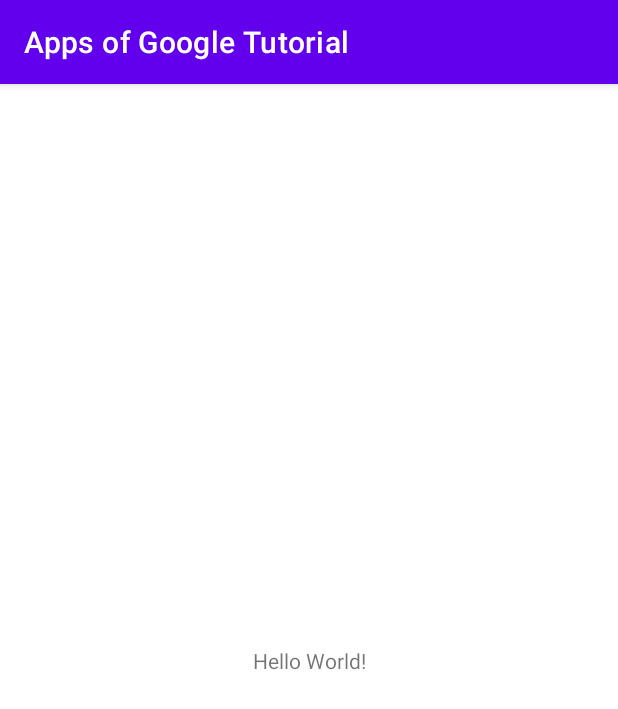
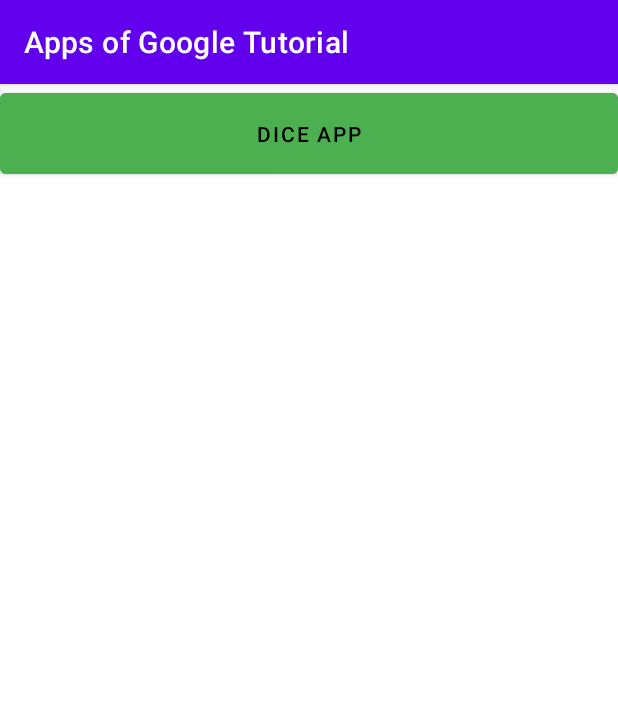
Before and after one commit to jesus-333/AppsOfGoogleTutorial, an Android app: the screen it shows after launch (MainActivity), on a phone screen of 412 x 824 dp. Shown: the top 709 px of the screen. Run offline under Robolectric (Android 15) with nearby library versions, the phone set to English and light mode, and no system bars.

Commit message:
Add dice app layout and relative scene change

```diff
--- a/app/src/main/AndroidManifest.xml
+++ b/app/src/main/AndroidManifest.xml
@@ -9,6 +9,7 @@
         android:roundIcon="@mipmap/ic_launcher_round"
         android:supportsRtl="true"
         android:theme="@style/Theme.AppsOfGoogleTutorial">
+        <activity android:name=".DiceAppActivity"></activity>
         <activity android:name=".MainActivity">
             <intent-filter>
                 <action android:name="android.intent.action.MAIN" />
--- a/app/src/main/java/com/example/appsofgoogletutorial/MainActivity.kt
+++ b/app/src/main/java/com/example/appsofgoogletutorial/MainActivity.kt
@@ -1,11 +1,23 @@
 package com.example.appsofgoogletutorial
 
+import android.content.Intent
 import android.os.Bundle
+import android.widget.Button
 import androidx.appcompat.app.AppCompatActivity
 
 class MainActivity : AppCompatActivity() {
     override fun onCreate(savedInstanceState: Bundle?) {
         super.onCreate(savedInstanceState)
         setContentView(R.layout.activity_main)
+
+        val buttonDiceApp: Button = findViewById(R.id.buttonDiceApp)
+        buttonDiceApp.setOnClickListener{changeScene(1)}
+    }
+
+    private fun changeScene(select_app: Int){
+        when(select_app){
+            1 -> startActivity(Intent(this, DiceAppActivity::class.java))
+        }
+
     }
 }
--- a/app/src/main/res/layout/activity_main.xml
+++ b/app/src/main/res/layout/activity_main.xml
@@ -6,13 +6,35 @@
     android:layout_height="match_parent"
     tools:context=".MainActivity">
 
-    <TextView
-        android:layout_width="wrap_content"
-        android:layout_height="wrap_content"
-        android:text="Hello World!"
+    <ScrollView
+        android:id="@+id/ListOfApps"
+        android:layout_width="match_parent"
+        android:layout_height="match_parent"
         app:layout_constraintBottom_toBottomOf="parent"
-        app:layout_constraintLeft_toLeftOf="parent"
-        app:layout_constraintRight_toRightOf="parent"
-        app:layout_constraintTop_toTopOf="parent" />
+        app:layout_constraintEnd_toEndOf="parent"
+        app:layout_constraintHorizontal_bias="0.0"
+        app:layout_constraintStart_toStartOf="parent"
+        app:layout_constraintTop_toTopOf="parent"
+        app:layout_constraintVertical_bias="1.0">
 
+        <LinearLayout
+            android:layout_width="match_parent"
+            android:layout_height="wrap_content"
+            android:orientation="vertical" >
+
+            <Button
+                android:id="@+id/buttonDiceApp"
+                android:layout_width="match_parent"
+                android:layout_height="66dp"
+                android:background="@null"
+                android:backgroundTint="#4CAF50"
+                android:shadowColor="#301D1D"
+                android:text="@string/dice_app"
+                android:textColor="#000000"
+                android:textColorLink="#950A0A"
+                app:rippleColor="#E1E1E1"
+                app:strokeColor="#00371111" />
+
+        </LinearLayout>
+    </ScrollView>
 </androidx.constraintlayout.widget.ConstraintLayout>
--- a/app/src/main/res/values/strings.xml
+++ b/app/src/main/res/values/strings.xml
@@ -1,3 +1,6 @@
 <resources>
     <string name="app_name">Apps of Google Tutorial</string>
+    <string name="dice_app">Dice App</string>
+    <string name="roll_the_dice_button_text">Roll the dice!</string>
+    <string name="image_of_a_dice">Image of a dice</string>
 </resources>
```
Also changed, not shown: app/src/main/java/com/example/appsofgoogletutorial/DiceAppActivity.kt (added, +11 -0 lines), app/src/main/res/layout/activity_dice_app.xml (added, +35 -0 lines), app/src/main/res/drawable/dice_1.png (added), app/src/main/res/drawable/dice_2.png (added), app/src/main/res/drawable/dice_3.png (added), app/src/main/res/drawable/dice_4.png (added), app/src/main/res/drawable/dice_5.png (added), app/src/main/res/drawable/dice_6.png (added).
